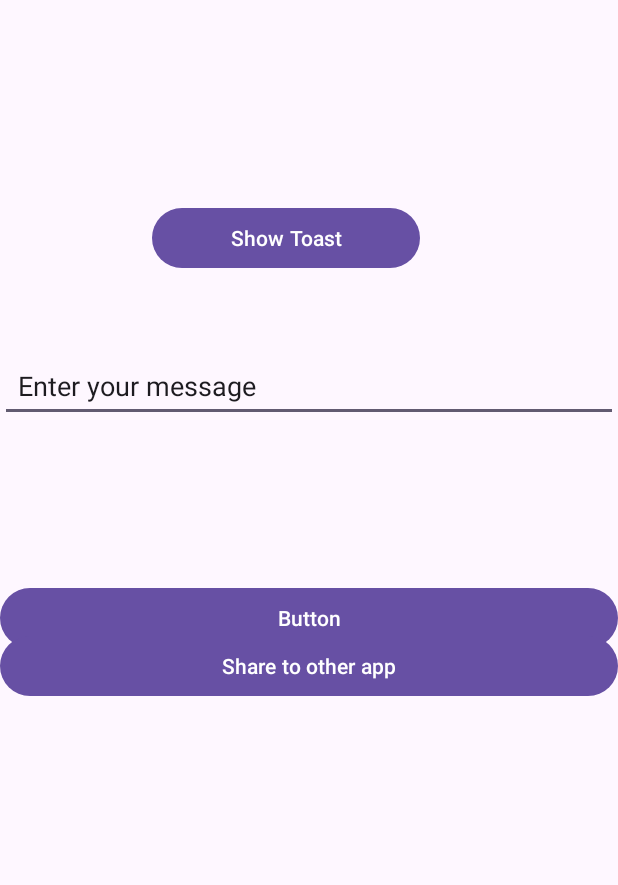
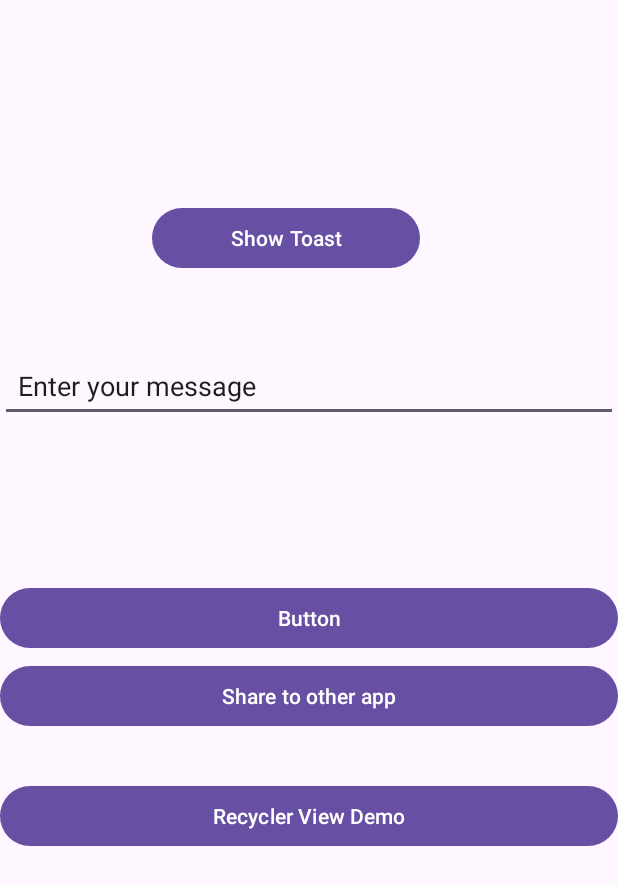
Before and after one commit to tem22dev/learn_kotlin, an Android app: the screen it shows after launch (MainActivity), on a phone screen of 412 x 824 dp. Shown: the top 885 px of the screen. Run offline under Robolectric (Android 15) with nearby library versions, the phone set to English and light mode, and no system bars.

Commit message:
Add RecyclerView and CardView

```diff
--- a/app/src/main/AndroidManifest.xml
+++ b/app/src/main/AndroidManifest.xml
@@ -23,6 +23,8 @@
         </activity>
 
         <activity android:name=".SecondActivity" />
+
+        <activity android:name=".HobbiesActivity" />
     </application>
 
 </manifest>
--- a/app/src/main/java/com/example/myapplication/MainActivity.kt
+++ b/app/src/main/java/com/example/myapplication/MainActivity.kt
@@ -25,6 +25,7 @@ class MainActivity : AppCompatActivity() {
         val btnShowToast = findViewById<Button>(R.id.btnShowToast)
         val btnSendMsgNestActivity = findViewById<Button>(R.id.btnSendMsgNestActivity)
         val btnShareToOtherApp = findViewById<Button>(R.id.btnShareToOtherApp)
+        val btnRecyclerViewDemo = findViewById<Button>(R.id.btnRecyclerViewDemo)
 
         val etUserMessage = findViewById<EditText>(R.id.etUserMessage)
 
@@ -50,5 +51,9 @@ class MainActivity : AppCompatActivity() {
 
             startActivity(Intent.createChooser(intent, "Share to: "))
         }
+        btnRecyclerViewDemo.setOnClickListener {
+            val intent = Intent(this, HobbiesActivity::class.java)
+            startActivity(intent)
+        }
     }
 }
--- a/app/src/main/res/layout/activity_main.xml
+++ b/app/src/main/res/layout/activity_main.xml
@@ -44,7 +44,14 @@
         android:id="@+id/btnShareToOtherApp"
         android:layout_width="match_parent"
         android:layout_height="wrap_content"
-        android:layout_marginTop="420dp"
+        android:layout_marginTop="440dp"
         android:text="Share to other app" />
 
+    <Button
+        android:id="@+id/btnRecyclerViewDemo"
+        android:layout_width="match_parent"
+        android:layout_height="wrap_content"
+        android:layout_marginTop="520dp"
+        android:text="Recycler View Demo" />
+
 </RelativeLayout>
```
Also changed, not shown: app/src/main/java/com/example/myapplication/HobbiesActivity.kt (added, +20 -0 lines), app/src/main/res/layout/activity_hobbies.xml (added, +13 -0 lines), app/src/main/res/layout/list_item.xml (added, +42 -0 lines).
